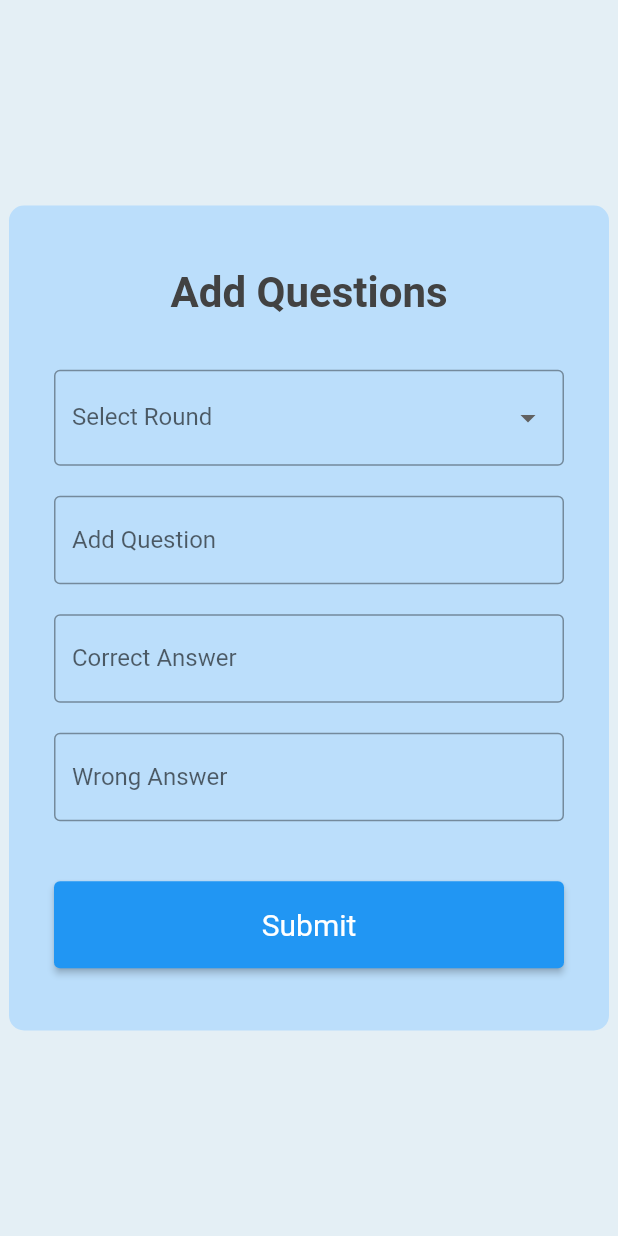
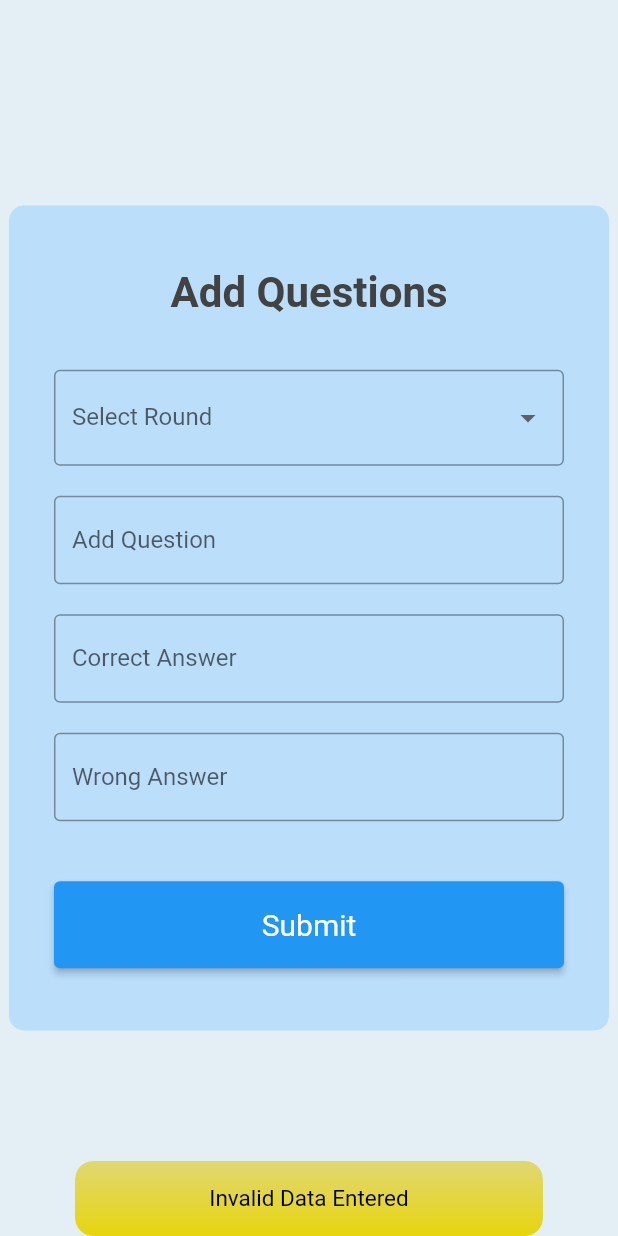
Before and after one commit to Amitava-1/Admin_panel, a Flutter app: the AddQuestion screen opened directly, after a tap on "Submit", on a phone screen of 412 x 824 dp. Run offline on Flutter 3.47's test engine with Material 2 defaults, Android fonts, the phone set to English and light mode, and no system bars; our stand-ins replace firebase_core, get; accounts and stored records are empty; statements that could not run were skipped.

Commit message:
Add firebase, made controllers for performing firebase actions, created Rounds   Model

```diff
--- /dev/null
+++ b/lib/data/controllers/game_question_controller.dart
@@ -0,0 +1,25 @@
+import 'package:dadagiri_admin_panel/widgets/custom_toast.dart';
+import 'package:flutter/material.dart';
+import 'package:get/get.dart';
+
+class GameQuizController extends GetxController {
+  RxString currentSelectedRoundName = "".obs;
+  RxString question = "".obs;
+  RxString correctAnser = "".obs;
+  RxString wrongAnswer = "".obs;
+
+  addQuestion(BuildContext context) {
+    if (_isInputValidationPassed()) {
+    } else {
+      return FailedToast().showErrorSnackbar(
+          MediaQuery.of(context).size.width - 100, "Invalid Data Entered");
+    }
+  }
+
+  bool _isInputValidationPassed() {
+    return !(currentSelectedRoundName.isEmpty ||
+        question.value.trim().isEmpty ||
+        correctAnser.value.trim().isEmpty ||
+        wrongAnswer.value.trim().isEmpty);
+  }
+}
--- /dev/null
+++ b/lib/data/controllers/game_round_controller.dart
@@ -0,0 +1,5 @@
+import 'package:get/get_state_manager/get_state_manager.dart';
+
+class GameRoundsController extends GetxController {
+  addRound() async {}
+}
--- a/lib/pages/.add_question/add_question.dart
+++ /dev/null
@@ -1,95 +0,0 @@
-import 'package:flutter/material.dart';
-import 'package:dadagiri_admin_panel/pages/.add_question/widgets/dropdownButton.dart';
-
-class AddQuestion extends StatefulWidget {
-  const AddQuestion({super.key});
-
-  @override
-  State<AddQuestion> createState() => _AddQuestionState();
-}
-
-class _AddQuestionState extends State<AddQuestion> {
-  var AddQuestion = TextEditingController();
-  var CorrectAns = TextEditingController();
-  var WrongAns = TextEditingController();
-
-  @override
-  Widget build(BuildContext context) {
-    return Scaffold(
-      backgroundColor: Color(0xffe4eff5),
-      body: Center(
-        child: Container(
-        width: 400,
-        height: 550,
-        padding: const EdgeInsets.all(30),
-        decoration: BoxDecoration(
-          color: Colors.blue.shade100,
-          borderRadius: BorderRadius.circular(10)
-        ),
-        child: Column(
-          mainAxisAlignment: MainAxisAlignment.center,
-          children: [
-            const Text(
-              "Add Questions",
-            style: TextStyle(fontSize: 28, fontWeight: FontWeight.bold, color: Color(0xff424242)),
-            ),
-            Container(
-              height: 35,
-            ),
-            const dropDownButton(),
-            Container(
-              height: 20,
-            ),
-            TextField(
-              controller: AddQuestion,
-              decoration: InputDecoration(
-                border: OutlineInputBorder(),
-                labelText: 'Add Question',
-              ),
-            ),
-            Container(
-              height: 20,
-            ),
-            TextField(
-              controller: CorrectAns,
-              decoration: InputDecoration(
-                border: OutlineInputBorder(),
-                labelText: 'Correct Answer',
-              ),
-            ),
-            Container(
-              height: 20,
-            ),
-            TextField(
-              controller: WrongAns,
-              decoration: InputDecoration(
-                border: OutlineInputBorder(),
-                labelText: 'Wrong Answer',
-              ),
-            ),
-            Container(
-              height: 40,
-            ),
-            ElevatedButton(
-              onPressed: (){
-                // String SelR = dropdownValue,
-                String AddQ = AddQuestion.text;
-                String CAns = CorrectAns.text;
-                String Wans = WrongAns.text;
-
-                print("Round name: $SelR, Question: $AddQ, Correct answer: $CAns, Wrong answer: $Wans");
-
-              },
-              style: ElevatedButton.styleFrom(
-                minimumSize: Size(500, 58),
-                textStyle: const TextStyle(fontSize: 20),
-              ),
-              child: const Text('Submit'),
-            )
-          ],
-        ),
-      ),
-      ),
-    );
-  }
-}
--- /dev/null
+++ b/lib/pages/add_question/add_question.dart
@@ -0,0 +1,107 @@
+import 'package:dadagiri_admin_panel/data/controllers/game_question_controller.dart';
+import 'package:dadagiri_admin_panel/widgets/dropdown_button.dart';
+import 'package:flutter/material.dart';
+import 'package:get/get.dart';
+
+class AddQuestion extends StatefulWidget {
+  const AddQuestion({super.key});
+
+  @override
+  State<AddQuestion> createState() => _AddQuestionState();
+}
+
+class _AddQuestionState extends State<AddQuestion> {
+  final questionController = Get.put(GameQuizController());
+
+  @override
+  Widget build(BuildContext context) {
+    return Scaffold(
+      backgroundColor: const Color(0xffe4eff5),
+      body: Center(
+        child: Container(
+          width: 400,
+          height: 550,
+          padding: const EdgeInsets.all(30),
+          decoration: BoxDecoration(
+              color: Colors.blue.shade100,
+              borderRadius: BorderRadius.circular(10)),
+          child: GetBuilder<GameQuizController>(
+              builder: (_gameQuizControllerBuilder) {
+            return Column(
+              mainAxisAlignment: MainAxisAlignment.center,
+              children: [
+                const Text(
+                  "Add Questions",
+                  style: TextStyle(
+                      fontSize: 28,
+                      fontWeight: FontWeight.bold,
+                      color: Color(0xff424242)),
+                ),
+                Container(
+                  height: 35,
+                ),
+                CustomDropDownButton(
+                  onChange: (dropDownSelectedValue) {
+                    questionController.currentSelectedRoundName.value =
+                        dropDownSelectedValue!;
+                  },
+                ),
+                Container(
+                  height: 20,
+                ),
+                TextField(
+                  onChanged: (value) {
+                    questionController.question.value = value;
+                  },
+                  decoration: const InputDecoration(
+                    border: OutlineInputBorder(),
+                    labelText: 'Add Question',
+                  ),
+                ),
+                Container(
+                  height: 20,
+                ),
+                TextField(
+                  onChanged: (value) {
+                    questionController.correctAnser.value = value;
+                  },
+                  decoration: const InputDecoration(
+                    border: OutlineInputBorder(),
+                    labelText: 'Correct Answer',
+                  ),
+                ),
+                Container(
+                  height: 20,
+                ),
+                TextField(
+                  onChanged: (value) {
+                    questionController.wrongAnswer.value = value;
+                  },
+                  decoration: const InputDecoration(
+                    border: OutlineInputBorder(),
+                    labelText: 'Wrong Answer',
+                  ),
+                ),
+                Container(
+                  height: 40,
+                ),
+                ElevatedButton(
+                  onPressed: () {
+                    _gameQuizControllerBuilder.addQuestion(context);
+                    print(
+                        "Question: ${_gameQuizControllerBuilder.question}, Correct answer: ${_gameQuizControllerBuilder.correctAnser}, Wrong answer: ${_gameQuizControllerBuilder.wrongAnswer}");
+                  },
+                  style: ElevatedButton.styleFrom(
+                    minimumSize: const Size(500, 58),
+                    textStyle: const TextStyle(fontSize: 20),
+                  ),
+                  child: const Text('Submit'),
+                )
+              ],
+            );
+          }),
+        ),
+      ),
+    );
+  }
+}
--- /dev/null
+++ b/lib/widgets/custom_text_widget.dart
@@ -0,0 +1,118 @@
+import 'package:flutter/material.dart';
+
+class CustomTextWidget extends StatelessWidget {
+  const CustomTextWidget({
+    super.key,
+    required this.text,
+    this.textColor,
+    required this.textSize,
+    this.fontWeight,
+  });
+  final String text;
+  final Color? textColor;
+  final double textSize;
+  final FontWeight? fontWeight;
+
+  @override
+  Widget build(BuildContext context) {
+    return Text(
+      text,
+      style: TextStyle(
+        color: textColor ?? Colors.white,
+        fontSize: textSize,
+        fontWeight: fontWeight ?? FontWeight.normal,
+      ),
+    );
+  }
+}
+
+// class CustomTextWithImageWidget extends StatelessWidget {
+//   const CustomTextWithImageWidget({
+//     super.key,
+//     required this.text,
+//     this.textColor,
+//     required this.textSize,
+//     this.fontWeight,
+//     required this.asset,
+//     required this.imgHeight,
+//     required this.imgWidth,
+//     required this.boxFit,
+//   });
+//   final String text;
+//   final Color? textColor;
+//   final double textSize;
+//   final FontWeight? fontWeight;
+//   final String asset;
+//   final double imgHeight;
+//   final double imgWidth;
+//   final BoxFit boxFit;
+
+//   @override
+//   Widget build(BuildContext context) {
+//     return Row(
+//       mainAxisAlignment: MainAxisAlignment.center,
+//       children: [
+//         Text(
+//           text,
+//           style: TextStyle(
+//             color: textColor ?? Colors.white,
+//             fontSize: textSize,
+//             fontWeight: fontWeight ?? FontWeight.normal,
+//           ),
+//         ),
+//         const SizedBox(
+//           width: 5,
+//         ),
+//         BackgroundImageContainer(
+//           imageName: asset,
+//           height: imgHeight,
+//           width: imgWidth,
+//           imageFit: boxFit,
+//         )
+//       ],
+//     );
+//   }
+// }
+
+class CustomTextWithIcon extends StatelessWidget {
+  const CustomTextWithIcon({
+    super.key,
+    required this.text,
+    this.textColor,
+    required this.textSize,
+    this.fontWeight,
+    required this.icon,
+    required this.iconSize,
+  });
+  final String text;
+  final Color? textColor;
+  final double textSize;
+  final FontWeight? fontWeight;
+  final IconData icon;
+  final double iconSize;
+
+  @override
+  Widget build(BuildContext context) {
+    return Row(
+      mainAxisAlignment: MainAxisAlignment.center,
+      children: [
+        Text(
+          text,
+          style: TextStyle(
+            color: textColor ?? Colors.white,
+            fontSize: textSize,
+            fontWeight: fontWeight ?? FontWeight.normal,
+          ),
+        ),
+        const SizedBox(
+          width: 5,
+        ),
+        Icon(
+          icon,
+          size: iconSize,
+          color: textColor,
+        ),
+      ],
+    );
+  }
+}
--- /dev/null
+++ b/lib/widgets/custom_toast.dart
@@ -0,0 +1,28 @@
+import 'package:dadagiri_admin_panel/constants/colors.dart';
+import 'package:dadagiri_admin_panel/widgets/custom_text_widget.dart';
+import 'package:flutter/material.dart';
+import 'package:get/route_manager.dart';
+
+class FailedToast {
+  SnackbarController showErrorSnackbar(double width, String errMsg) {
+    return Get.showSnackbar(
+      GetSnackBar(
+        messageText: Center(
+          child: CustomTextWidget(
+            text: errMsg,
+            textSize: 15,
+            textColor: Colors.black,
+          ),
+        ),
+        borderRadius: 12,
+        maxWidth: width,
+        backgroundGradient: const LinearGradient(
+          colors: [Color(AppColors.LIGHT_AMBER), Color(AppColors.DEEP_AMBER)],
+          begin: Alignment.topCenter,
+          end: Alignment.bottomCenter,
+        ),
+        duration: const Duration(seconds: 2),
+      ),
+    );
+  }
+}
--- a/lib/pages/.add_question/widgets/dropdownButton.dart
+++ b/lib/widgets/dropdown_button.dart
@@ -1,24 +1,21 @@
 import 'package:flutter/material.dart';
+import 'package:get/get.dart';
 
-class dropDownButton extends StatefulWidget {
-  const dropDownButton({super.key});
+class CustomDropDownButton extends StatefulWidget {
+  const CustomDropDownButton({super.key, required this.onChange});
+  final Function(String?) onChange;
 
   @override
-  State<dropDownButton> createState() => _dropDownButtonState();
+  State<CustomDropDownButton> createState() => _CustomDropDownButtonState();
 }
 
-class _dropDownButtonState extends State<dropDownButton> {
+class _CustomDropDownButtonState extends State<CustomDropDownButton> {
   String? dropdownValue;
 
   @override
   Widget build(BuildContext context) {
     return DropdownButtonFormField<String>(
-      value: dropdownValue,
-      onChanged: (String? newValue) {
-        setState(() {
-          dropdownValue = newValue!;
-        });
-      },
+      onChanged: widget.onChange,
       items: <String>['Toss', 'Googly', 'Rapid fire']
           .map<DropdownMenuItem<String>>((String value) {
         return DropdownMenuItem<String>(
@@ -27,7 +24,6 @@ class _dropDownButtonState extends State<dropDownButton> {
         );
       }).toList(),
       decoration: const InputDecoration(
-
         labelText: "Select Round",
         border: OutlineInputBorder(),
       ),
--- a/pubspec.yaml
+++ b/pubspec.yaml
@@ -35,6 +35,9 @@ dependencies:
   # The following adds the Cupertino Icons font to your application.
   # Use with the CupertinoIcons class for iOS style icons.
   cupertino_icons: ^1.0.2
+  get: ^4.6.6
+  firebase_core: ^2.23.0
+  cloud_firestore: ^4.13.2
 
 dev_dependencies:
   flutter_test:
```
Also changed, not shown: lib/constants/colors.dart (added, +18 -0 lines), lib/data/models/game_rounds.dart (added, +13 -0 lines), lib/main.dart (+9 -11 lines), lib/pages/admin_login.dart (+18 -12 lines), lib/firebase_options.dart (added), pubspec.lock, 11 other files.
